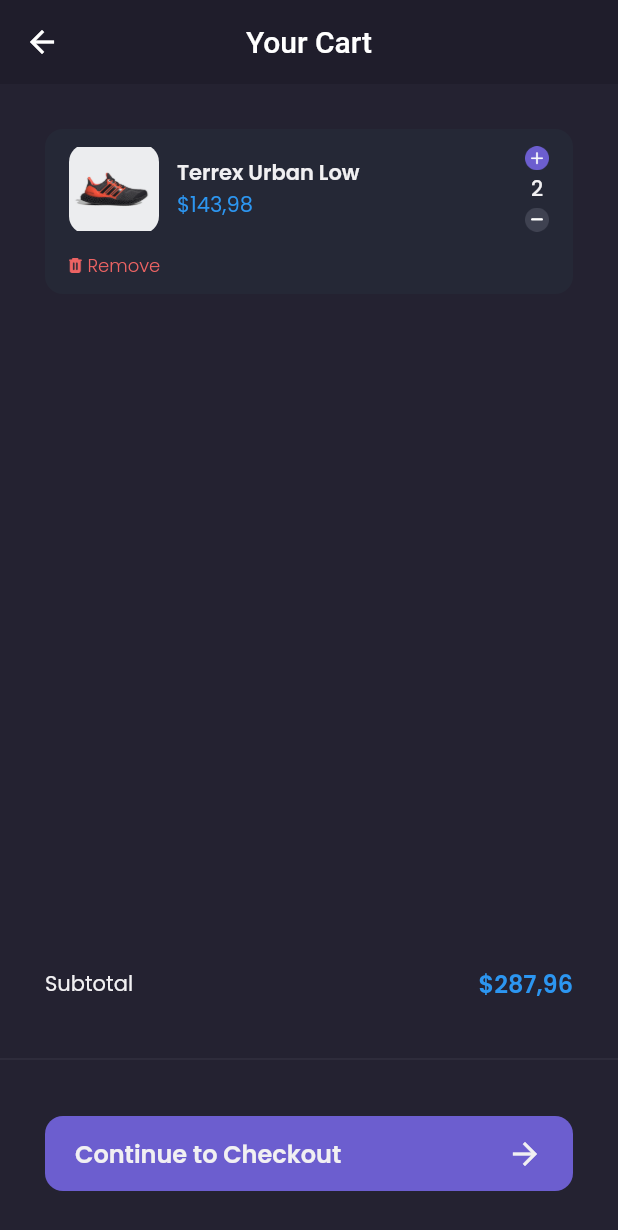
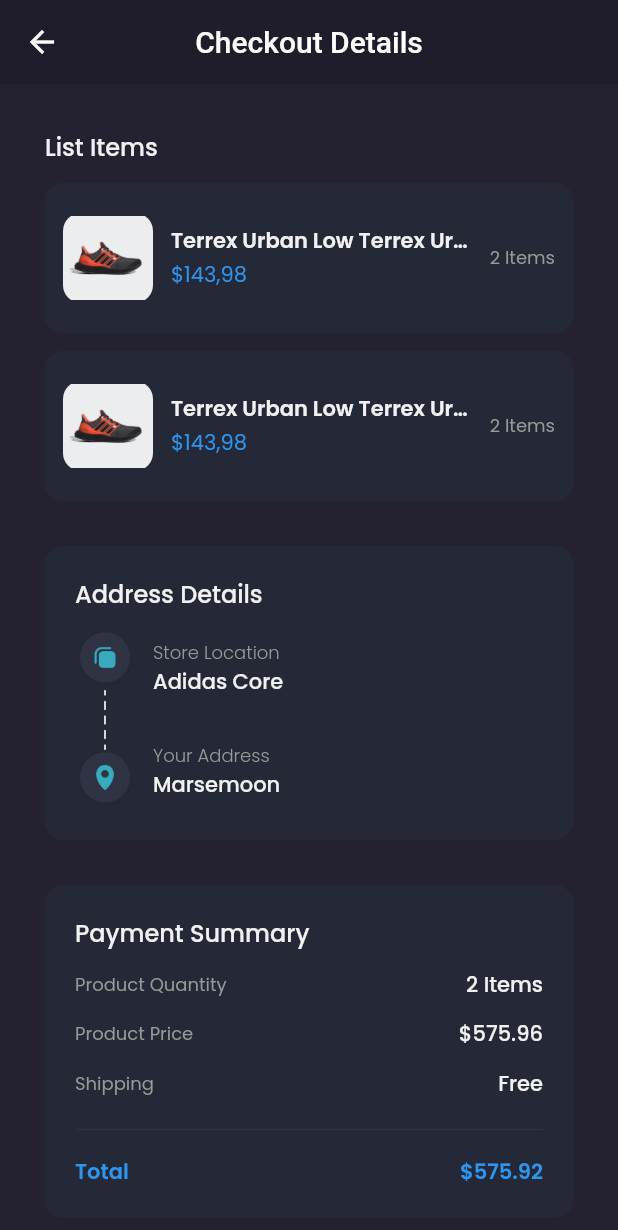
Before and after one commit to endijulian/flutter_toko_online, a Flutter app: the CartPage screen opened by its route, after a tap on "Continue to Checkout", on a phone screen of 412 x 824 dp. Shown: the top 1230 px of the screen. Run offline on Flutter 3.47's test engine with Material 2 defaults, Android fonts, the phone set to English and light mode, and no system bars; our stand-ins replace carousel_slider, google_fonts.

Commit message:
checkout page

```diff
--- a/lib/main.dart
+++ b/lib/main.dart
@@ -1,5 +1,7 @@
 import 'package:flutter/material.dart';
 import 'package:shamo/pages/cart_page.dart';
+import 'package:shamo/pages/checkout_page.dart';
+import 'package:shamo/pages/checkout_success_page.dart';
 import 'package:shamo/pages/detail_chat_page.dart';
 import 'package:shamo/pages/edit_profile_page.dart';
 import 'package:shamo/pages/home/main_page.dart';
@@ -24,6 +26,8 @@ class MyApp extends StatelessWidget {
         '/edit-profile': (context) => EditProfilePage(),
         '/product': (context) => ProductPage(),
         '/cart': (context) => CartPage(),
+        '/checkout': (context) => CheckoutPage(),
+        '/checkout-success': (context) => CheckoutSuccessPage(),
       },
     );
   }
--- a/lib/pages/cart_page.dart
+++ b/lib/pages/cart_page.dart
@@ -116,13 +116,16 @@ class CartPage extends StatelessWidget {
               height: 50,
               margin: EdgeInsets.symmetric(horizontal: defaultMargin),
               child: TextButton(
-                onPressed: () {},
+                onPressed: () {
+                  Navigator.pushNamed(context, '/checkout');
+                },
                 style: TextButton.styleFrom(
-                    backgroundColor: primaryColor,
-                    padding: EdgeInsets.symmetric(horizontal: 20),
-                    shape: RoundedRectangleBorder(
-                      borderRadius: BorderRadius.circular(12),
-                    )),
+                  backgroundColor: primaryColor,
+                  padding: EdgeInsets.symmetric(horizontal: 20),
+                  shape: RoundedRectangleBorder(
+                    borderRadius: BorderRadius.circular(12),
+                  ),
+                ),
                 child: Row(
                   mainAxisAlignment: MainAxisAlignment.spaceBetween,
                   children: [
--- /dev/null
+++ b/lib/pages/checkout_page.dart
@@ -0,0 +1,273 @@
+import 'package:flutter/material.dart';
+import 'package:shamo/theme.dart';
+import 'package:shamo/widgets/checkout_card.dart';
+
+class CheckoutPage extends StatelessWidget {
+  @override
+  Widget build(BuildContext context) {
+    header() {
+      return AppBar(
+        backgroundColor: backgroundColor1,
+        elevation: 0,
+        centerTitle: true,
+        title: Text('Checkout Details'),
+      );
+    }
+
+    Widget content() {
+      return ListView(
+        padding: EdgeInsets.symmetric(horizontal: defaultMargin),
+        children: [
+          //LIST ITEMS
+          Container(
+            margin: EdgeInsets.only(top: defaultMargin),
+            child: Column(
+              crossAxisAlignment: CrossAxisAlignment.start,
+              children: [
+                Text(
+                  'List Items',
+                  style: primaryTextStyle.copyWith(
+                    fontSize: 16,
+                    fontWeight: medium,
+                  ),
+                ),
+                CheckoutCard(),
+                CheckoutCard(),
+              ],
+            ),
+          ),
+
+          //ADDRESS DETAILS
+          Container(
+            margin: EdgeInsets.only(top: defaultMargin),
+            padding: EdgeInsets.all(20),
+            decoration: BoxDecoration(
+              color: backgroundColor4,
+              borderRadius: BorderRadius.circular(12),
+            ),
+            child: Column(
+              crossAxisAlignment: CrossAxisAlignment.start,
+              children: [
+                Text(
+                  'Address Details',
+                  style: primaryTextStyle.copyWith(
+                    fontSize: 16,
+                    fontWeight: medium,
+                  ),
+                ),
+                SizedBox(
+                  height: 12,
+                ),
+                Row(
+                  children: [
+                    Column(
+                      children: [
+                        Image.asset(
+                          'assets/store_location.png',
+                          width: 40,
+                          height: 40,
+                        ),
+                        Image.asset(
+                          'assets/icon_line.png',
+                          height: 40,
+                        ),
+                        Image.asset(
+                          'assets/address_location.png',
+                          width: 40,
+                          height: 40,
+                        ),
+                      ],
+                    ),
+                    SizedBox(
+                      width: 12,
+                    ),
+                    Column(
+                      crossAxisAlignment: CrossAxisAlignment.start,
+                      children: [
+                        Text(
+                          'Store Location',
+                          style: secondaryTextStyle.copyWith(
+                            fontSize: 12,
+                            fontWeight: light,
+                          ),
+                        ),
+                        Text(
+                          'Adidas Core',
+                          style: primaryTextStyle.copyWith(
+                            fontWeight: medium,
+                          ),
+                        ),
+                        SizedBox(
+                          height: defaultMargin,
+                        ),
+                        Text(
+                          'Your Address',
+                          style: secondaryTextStyle.copyWith(
+                            fontSize: 12,
+                            fontWeight: light,
+                          ),
+                        ),
+                        Text(
+                          'Marsemoon',
+                          style: primaryTextStyle.copyWith(
+                            fontWeight: medium,
+                          ),
+                        ),
+                      ],
+                    )
+                  ],
+                )
+              ],
+            ),
+          ),
+
+          //PAYMENT SUMMARY
+          Container(
+            margin: EdgeInsets.only(top: defaultMargin),
+            padding: EdgeInsets.all(20),
+            decoration: BoxDecoration(
+              color: backgroundColor4,
+              borderRadius: BorderRadius.circular(12),
+            ),
+            child: Column(
+              crossAxisAlignment: CrossAxisAlignment.start,
+              children: [
+                Text(
+                  'Payment Summary',
+                  style: primaryTextStyle.copyWith(
+                      fontWeight: medium, fontSize: 16),
+                ),
+                SizedBox(
+                  height: 12,
+                ),
+                Row(
+                  mainAxisAlignment: MainAxisAlignment.spaceBetween,
+                  children: [
+                    Text(
+                      'Product Quantity',
+                      style: secondaryTextStyle.copyWith(
+                        fontSize: 12,
+                      ),
+                    ),
+                    Text(
+                      '2 Items',
+                      style: primaryTextStyle.copyWith(
+                        fontWeight: medium,
+                      ),
+                    )
+                  ],
+                ),
+                SizedBox(
+                  height: 12,
+                ),
+                Row(
+                  mainAxisAlignment: MainAxisAlignment.spaceBetween,
+                  children: [
+                    Text(
+                      'Product Price',
+                      style: secondaryTextStyle.copyWith(
+                        fontSize: 12,
+                      ),
+                    ),
+                    Text(
+                      '\$575.96',
+                      style: primaryTextStyle.copyWith(
+                        fontWeight: medium,
+                      ),
+                    )
+                  ],
+                ),
+                SizedBox(
+                  height: 12,
+                ),
+                Row(
+                  mainAxisAlignment: MainAxisAlignment.spaceBetween,
+                  children: [
+                    Text(
+                      'Shipping',
+                      style: secondaryTextStyle.copyWith(
+                        fontSize: 12,
+                      ),
+                    ),
+                    Text(
+                      'Free',
+                      style: primaryTextStyle.copyWith(
+                        fontWeight: medium,
+                      ),
+                    )
+                  ],
+                ),
+                SizedBox(
+                  height: 12,
+                ),
+                Divider(
+                  thickness: 1,
+                  color: Color(0XFF2E3141),
+                ),
+                SizedBox(
+                  height: 10,
+                ),
+                Row(
+                  mainAxisAlignment: MainAxisAlignment.spaceBetween,
+                  children: [
+                    Text(
+                      'Total',
+                      style: priceTextStyle.copyWith(
+                        fontWeight: semiBold,
+                      ),
+                    ),
+                    Text(
+                      '\$575.92',
+                      style: priceTextStyle.copyWith(
+                        fontWeight: semiBold,
+                      ),
+                    )
+                  ],
+                )
+              ],
+            ),
+          ),
+          SizedBox(
+            height: defaultMargin,
+          ),
+          Divider(
+            thickness: 1,
+            color: Color(0XFF2E3141),
+          ),
+          Container(
+            height: 50,
+            width: double.infinity,
+            margin: EdgeInsets.symmetric(
+              vertical: defaultMargin,
+            ),
+            child: TextButton(
+              onPressed: () {
+                // Navigator.pushAndRemoveUntil(
+                //     context, '/checkout-success', (route) => false);
+              },
+              style: TextButton.styleFrom(
+                backgroundColor: primaryColor,
+                shape: RoundedRectangleBorder(
+                  borderRadius: BorderRadius.circular(12),
+                ),
+              ),
+              child: Text(
+                'Checkout Now',
+                style: primaryTextStyle.copyWith(
+                  fontWeight: semiBold,
+                  fontSize: 16,
+                ),
+              ),
+            ),
+          )
+        ],
+      );
+    }
+
+    return Scaffold(
+      backgroundColor: backgroundColor3,
+      appBar: header(),
+      body: content(),
+    );
+  }
+}
--- /dev/null
+++ b/lib/pages/checkout_success_page.dart
@@ -0,0 +1,14 @@
+import 'package:flutter/material.dart';
+
+class CheckoutSuccessPage extends StatelessWidget {
+  @override
+  Widget build(BuildContext context) {
+    header() {
+      return AppBar();
+    }
+
+    return Scaffold(
+      appBar: header(),
+    );
+  }
+}
--- /dev/null
+++ b/lib/widgets/checkout_card.dart
@@ -0,0 +1,69 @@
+import 'package:flutter/material.dart';
+import 'package:shamo/theme.dart';
+
+class CheckoutCard extends StatelessWidget {
+  @override
+  Widget build(BuildContext context) {
+    return Container(
+      margin: EdgeInsets.only(top: 12),
+      padding: EdgeInsets.symmetric(
+        vertical: 20,
+        horizontal: 12,
+      ),
+      decoration: BoxDecoration(
+        color: backgroundColor4,
+        borderRadius: BorderRadius.circular(12),
+      ),
+      child: Row(
+        children: [
+          Container(
+            width: 60,
+            height: 60,
+            decoration: BoxDecoration(
+              borderRadius: BorderRadius.circular(12),
+              image: DecorationImage(
+                image: AssetImage('assets/imgae_shoes.png'),
+              ),
+            ),
+          ),
+          SizedBox(
+            width: 12,
+          ),
+          Expanded(
+            child: Column(
+              crossAxisAlignment: CrossAxisAlignment.start,
+              children: [
+                Text(
+                  'Terrex Urban Low Terrex Urban LowTerrex Urban LowTerrex Urban Low',
+                  style: primaryTextStyle.copyWith(
+                    fontWeight: semiBold,
+                  ),
+                  overflow: TextOverflow.ellipsis,
+                ),
+                SizedBox(
+                  height: 2,
+                ),
+                Text(
+                  '\$143,98',
+                  style: priceTextStyle.copyWith(
+                    fontWeight: regular,
+                  ),
+                )
+              ],
+            ),
+          ),
+          SizedBox(
+            width: 12,
+          ),
+          Text(
+            '2 Items',
+            style: secondaryTextStyle.copyWith(
+              fontSize: 12,
+              fontWeight: regular,
+            ),
+          )
+        ],
+      ),
+    );
+  }
+}
```
Also changed, not shown: assets/address_location.png (renamed from assets/Location Icon.png), assets/icon_line.png (added), assets/store_location.png (renamed from assets/Restaurant Icon.png).
